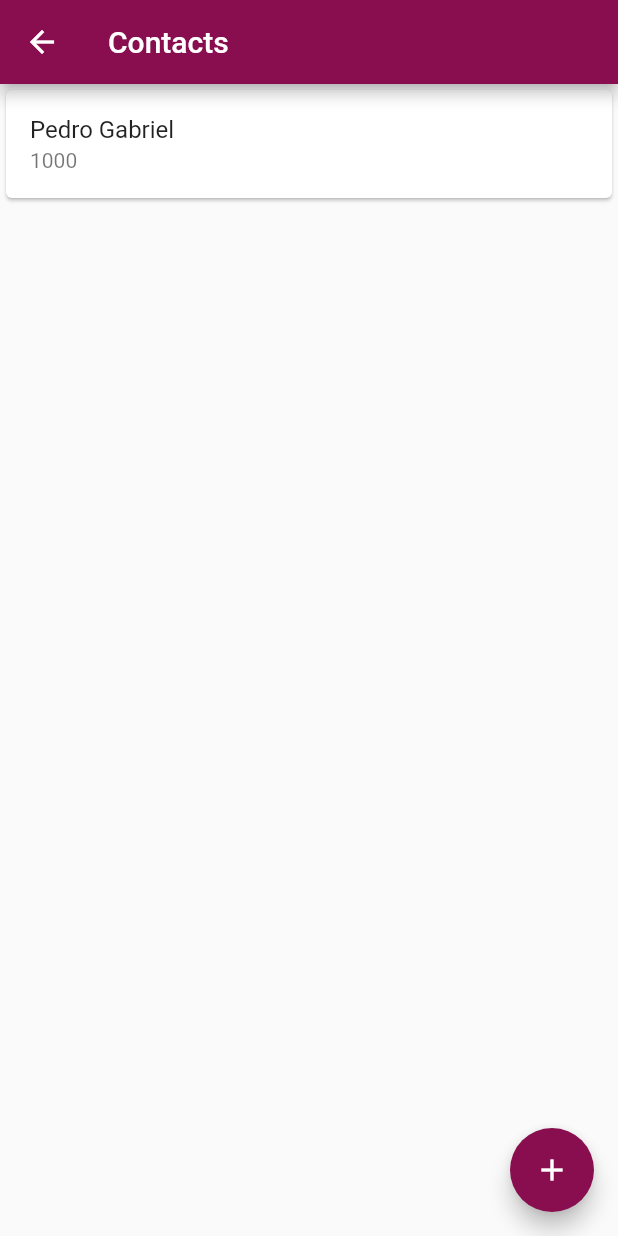
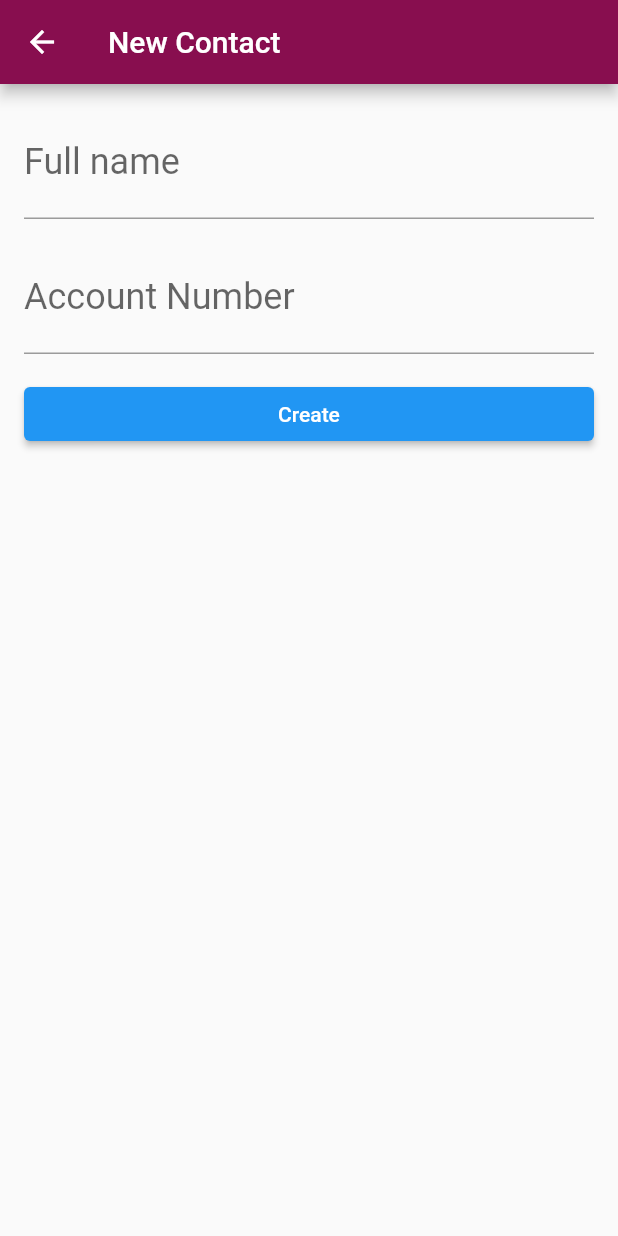
Before and after one commit to pedrold10/bytebank, a Flutter app: the ContactsList screen opened directly, after a tap on the "add" icon, on a phone screen of 412 x 824 dp. Run offline on Flutter 3.47's test engine with Material 2 defaults, Android fonts, the phone set to English and light mode, and no system bars; our stand-ins replace sqflite; accounts and stored records are empty.

Commit message:
Adicionando as implementações dos formulários

```diff
--- /dev/null
+++ b/bytebank/lib/database/app_database.dart
@@ -0,0 +1,40 @@
+import 'package:bytebank/modelos/contact.dart';
+import 'package:sqflite/sqflite.dart';
+import 'package:path/path.dart';
+
+Future<Database> createDataBase() {
+  return getDatabasesPath().then((dbPath) {
+    final String path = join(dbPath, 'bytebank.db');
+    return openDatabase(path, onCreate: (db, version) {
+      db.execute('CREATE TABLE contacts('
+          'id INTEGER PRIMARY KEY, '
+          'name TEXT, '
+          'accountNumber INTEGER)');
+    }, version: 1);
+  });
+}
+
+Future<int> save(Contact contact) {
+  return createDataBase().then((db) {
+    final Map<String, dynamic> contactMap = Map();
+    contactMap['id'] = contact.id;
+    contactMap['name'] = contact.name;
+    contactMap['accountNumber'] = contact.accountNumber;
+    return db.insert('contacts', contactMap);
+  });
+}
+
+Future<List<Contact>> findAll(){
+  return createDataBase().then((db) => db.query('contacts').then((maps) {
+      final List<Contact> contacts = [];
+      for (Map<String, dynamic> map in maps) {
+        final Contact contact = Contact(
+          map['id'],
+          map['name'],
+          map['accountNumber'],
+        );
+        contacts.add(contact);
+      }
+      return contacts;
+    }));
+}
--- a/bytebank/lib/main.dart
+++ b/bytebank/lib/main.dart
@@ -1,11 +1,17 @@
+import 'package:bytebank/database/app_database.dart';
+import 'package:bytebank/src/contact_form.dart';
 import 'package:bytebank/src/contacts_list.dart';
 import 'package:flutter/cupertino.dart';
 import 'package:flutter/material.dart';
 
+import 'modelos/contact.dart';
 import 'src/dashboard.dart';
 
 void main() {
   runApp(MyApp());
+  save(Contact(0, 'Pedro', 1000)).then((id){
+    findAll().then((contacts)=> debugPrint(contacts.toString()));
+  });
 }
 
 class MyApp extends StatelessWidget {
--- /dev/null
+++ b/bytebank/lib/modelos/contact.dart
@@ -0,0 +1,16 @@
+class Contact {
+  final int id;
+  final String name;
+  final int accountNumber;
+
+  Contact(
+    this.id,
+    this.name,
+    this.accountNumber,
+  );
+
+  @override
+  String toString() {
+    return 'Contact{name: $name, accountNumber: $accountNumber}';
+  }
+}
--- /dev/null
+++ b/bytebank/lib/src/contact_form.dart
@@ -0,0 +1,64 @@
+import 'package:bytebank/modelos/contact.dart';
+import 'package:flutter/material.dart';
+
+class ContactForm extends StatefulWidget {
+  //const ({Key? key}) : super(key: key);
+
+  @override
+  _ContactFormState createState() => _ContactFormState();
+}
+
+class _ContactFormState extends State<ContactForm> {
+  final TextEditingController _nameController = TextEditingController();
+
+  final TextEditingController _accountNumberController = TextEditingController();
+
+  @override
+  Widget build(BuildContext context) {
+    return Scaffold(
+      appBar: AppBar(
+        title: Text('New Contact'),
+      ),
+      body: Padding(
+        padding: const EdgeInsets.all(16.0),
+        child: Column(
+          children: [
+            TextField(
+              controller: _nameController,
+              decoration: InputDecoration(
+                labelText: 'Full name',
+              ),
+              style: TextStyle(fontSize: 24.0),
+            ),
+            Padding(
+              padding: const EdgeInsets.only(top: 16.0),
+              child: TextField(
+                controller: _accountNumberController,
+                decoration: InputDecoration(
+                  labelText: 'Account Number'
+                ),
+                style: TextStyle(fontSize: 24.0),
+                keyboardType: TextInputType.number,
+              ),
+            ),
+            Padding(
+              padding: const EdgeInsets.only(top: 16.0),
+              child: SizedBox(
+                width: double.maxFinite,
+                child: ElevatedButton(
+                    onPressed: () {
+                      final String name = _nameController.text;
+                      final int? accountNumber =
+                        int.tryParse(_accountNumberController.text);
+                      final Contact newContact = Contact(0, name, accountNumber! );
+                      Navigator.pop(context, newContact);
+                    },
+                    child: Text('Create')),
+              ),
+            ),
+          ]
+        ),
+      )
+    );
+  }
+}
--- a/bytebank/lib/src/contacts_list.dart
+++ b/bytebank/lib/src/contacts_list.dart
@@ -1,4 +1,6 @@
 import 'package:flutter/material.dart';
+
+import 'contact_form.dart';
 
 class ContactsList extends StatelessWidget {
   //const ContactsList({Key? key}) : super(key: key);
@@ -12,15 +14,27 @@ class ContactsList extends StatelessWidget {
       body: ListView(
         children: [
           Card(
-            child: ListTile(
-              title: Text('Pedro Gabriel', style: TextStyle(fontSize: 16.0),),
-              subtitle: Text('1000'),
-            )
-          )
+              child: ListTile(
+            title: Text(
+              'Pedro Gabriel',
+              style: TextStyle(fontSize: 16.0),
+            ),
+            subtitle: Text('1000'),
+          ))
         ],
       ),
       floatingActionButton: FloatingActionButton(
-        onPressed: (){},
+        onPressed: () {
+          Navigator.of(context)
+              .push(
+                MaterialPageRoute(
+                  builder: (context) => ContactForm(),
+                ),
+              )
+              .then(
+                (newContact) => debugPrint(newContact.toString()),
+              );
+        },
         child: Icon(Icons.add),
         backgroundColor: Colors.pink[900],
       ),
--- a/bytebank/pubspec.yaml
+++ b/bytebank/pubspec.yaml
@@ -23,6 +23,8 @@ environment:
 dependencies:
   flutter:
     sdk: flutter
+  sqflite:
+  path:
 
 
   # The following adds the Cupertino Icons font to your application.
```
